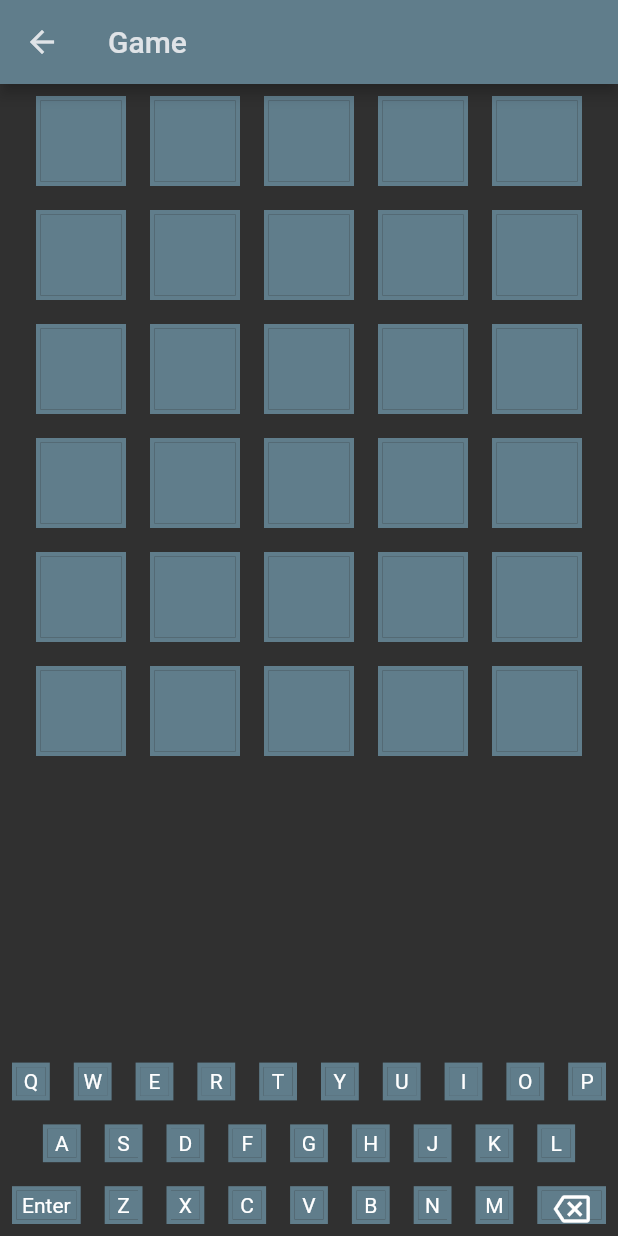
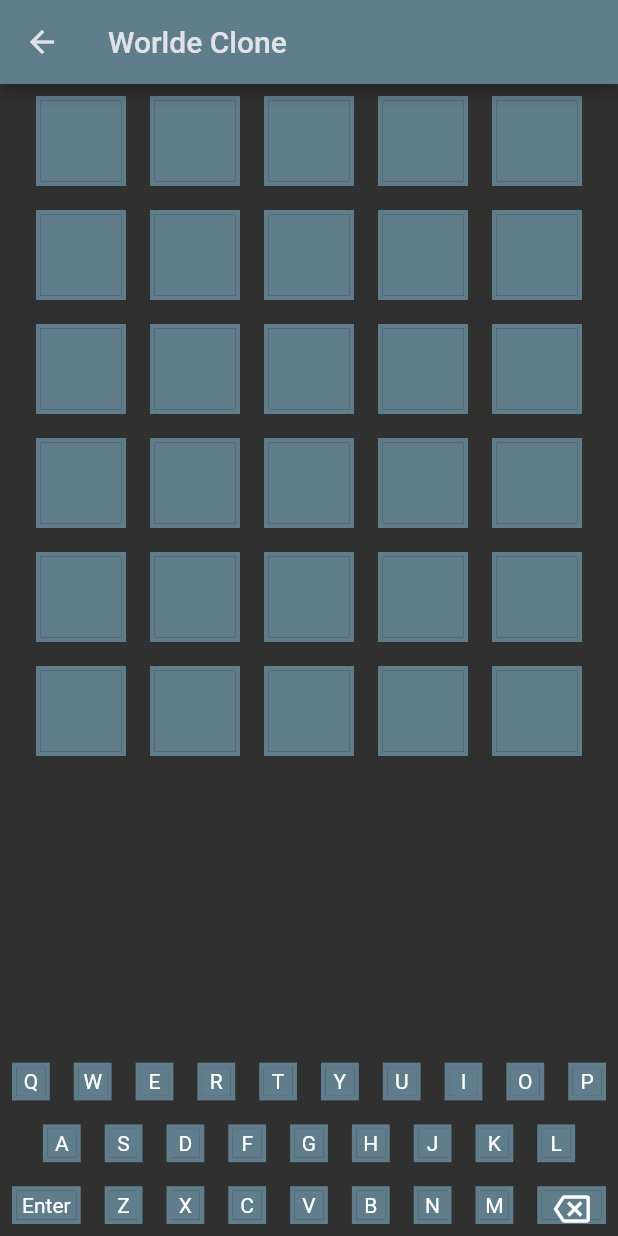
Before and after one commit to Juris710/wordle_clone, a Flutter app: the screen it shows after launch, after a tap on "ランダムな単語で開始", on a phone screen of 412 x 824 dp. Run offline on Flutter 3.47's test engine with Material 2 defaults, Android fonts, the phone set to English and light mode, and no system bars; our stand-ins replace flutter_hooks, hooks_riverpod.

Commit message:
AppBarにアプリ名表示

```diff
--- /dev/null
+++ b/lib/constants.dart
@@ -0,0 +1 @@
+const String appName = "Worlde Clone";
--- a/lib/pages/game.dart
+++ b/lib/pages/game.dart
@@ -1,5 +1,6 @@
 import 'package:flutter/material.dart';
 import 'package:hooks_riverpod/hooks_riverpod.dart';
+import 'package:wordle_test/constants.dart';
 import 'package:wordle_test/riverpod/misc.dart';
 import 'package:wordle_test/ui/guess.dart';
 import 'package:wordle_test/ui/keyboard.dart';
@@ -11,7 +12,7 @@ class GamePage extends ConsumerWidget {
   Widget build(BuildContext context, WidgetRef ref) {
     return Scaffold(
       appBar: AppBar(
-        title: const Text("Game"),
+        title: const Text(appName),
         leading: IconButton(
           onPressed: () {
             ScaffoldMessenger.of(context).removeCurrentSnackBar();
--- a/lib/pages/home.dart
+++ b/lib/pages/home.dart
@@ -2,6 +2,7 @@ import 'package:flutter/material.dart';
 import 'package:flutter/services.dart';
 import 'package:flutter_hooks/flutter_hooks.dart';
 import 'package:hooks_riverpod/hooks_riverpod.dart';
+import 'package:wordle_test/constants.dart';
 import 'package:wordle_test/riverpod/misc.dart';
 import 'package:wordle_test/words.dart';
 
@@ -13,7 +14,7 @@ class HomePage extends HookConsumerWidget {
     final controller = useTextEditingController(text: "0");
     return Scaffold(
       appBar: AppBar(
-        title: const Text("Home"),
+        title: const Text(appName),
       ),
       body: Center(
         child: SizedBox(
--- a/lib/pages/unknown.dart
+++ b/lib/pages/unknown.dart
@@ -1,4 +1,5 @@
 import 'package:flutter/material.dart';
+import 'package:wordle_test/constants.dart';
 
 class UnknownPage extends StatelessWidget {
   const UnknownPage({Key? key}) : super(key: key);
@@ -7,7 +8,7 @@ class UnknownPage extends StatelessWidget {
   Widget build(BuildContext context) {
     return Scaffold(
       appBar: AppBar(
-        title: const Text("404"),
+        title: const Text(appName),
       ),
       body: const Center(
         child: Text("存在しないページです。"),
```
